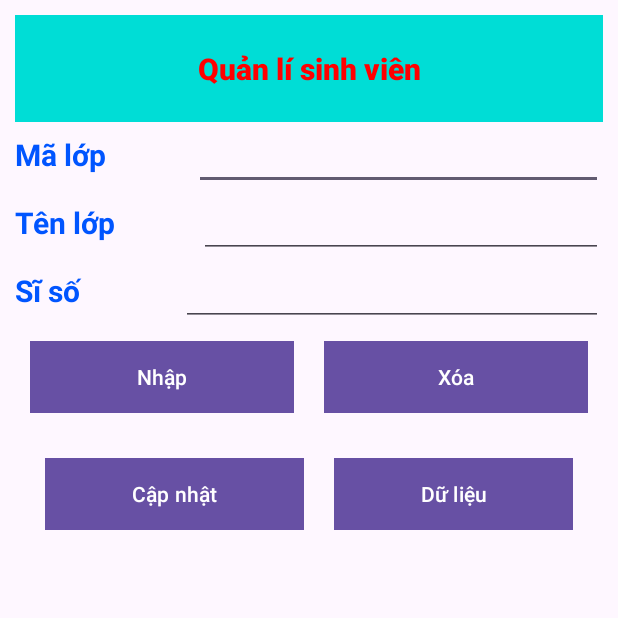
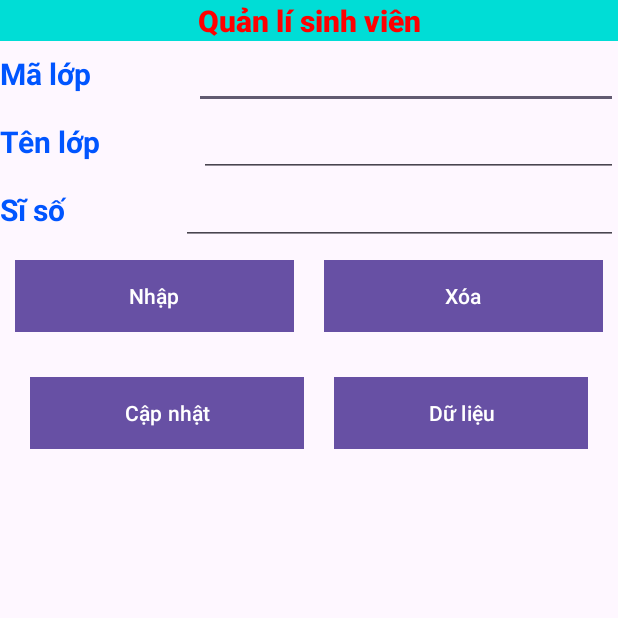
Before and after one commit to DungNBhehe/BTTH04, an Android app: the screen it shows after launch (MainActivity), after a tap on "Nhập", on a phone screen of 412 x 824 dp, the top half of it. Run offline under Robolectric (Android 15) with nearby library versions, the phone set to English and light mode, and no system bars.

Commit message:
gần xong

```diff
--- a/app/src/main/java/com/example/qlisinhvien/MainActivity.java
+++ b/app/src/main/java/com/example/qlisinhvien/MainActivity.java
@@ -64,7 +64,12 @@ public class MainActivity extends AppCompatActivity {
             public void onClick(View v) {
                 String malop = edtmalop.getText().toString();
                 String tenlop = edttenlop.getText().toString();
-                int siso = Integer.parseInt(edtsiso.getText().toString());
+                String siso = edtsiso.getText().toString();
+                if (siso.isEmpty())
+                {
+                    Toast.makeText(getApplicationContext(), "Sĩ số không được để trống", Toast.LENGTH_SHORT).show();
+                }
+
                 ContentValues myvalue= new ContentValues();
                 myvalue.put("malop",malop);
                 myvalue.put("tenlop",tenlop);
--- a/app/src/main/res/layout/activity_main.xml
+++ b/app/src/main/res/layout/activity_main.xml
@@ -7,13 +7,13 @@
     android:layout_height="wrap_content"
     android:orientation="vertical"
     android:padding="10dp"
-    android:fitsSystemWindows="false"
+    android:fitsSystemWindows="true"
     tools:context=".MainActivity">
 
     <TextView
         android:id="@+id/textView"
         android:layout_width="match_parent"
-        android:layout_height="71dp"
+        android:layout_height="wrap_content"
         android:layout_weight="1"
         android:background="@color/xanhblue"
         android:fontFamily="sans-serif-black"
```
